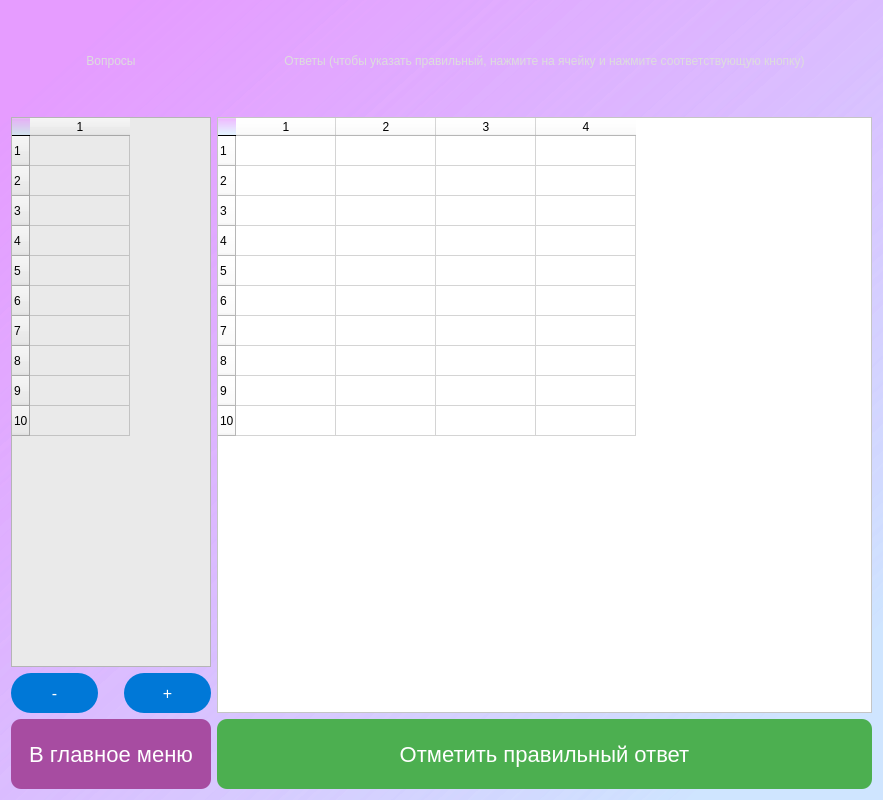
First picture: the form in window/redactwindow.ui, repository TimurOlegovichDev/Quizzy, before the edit.
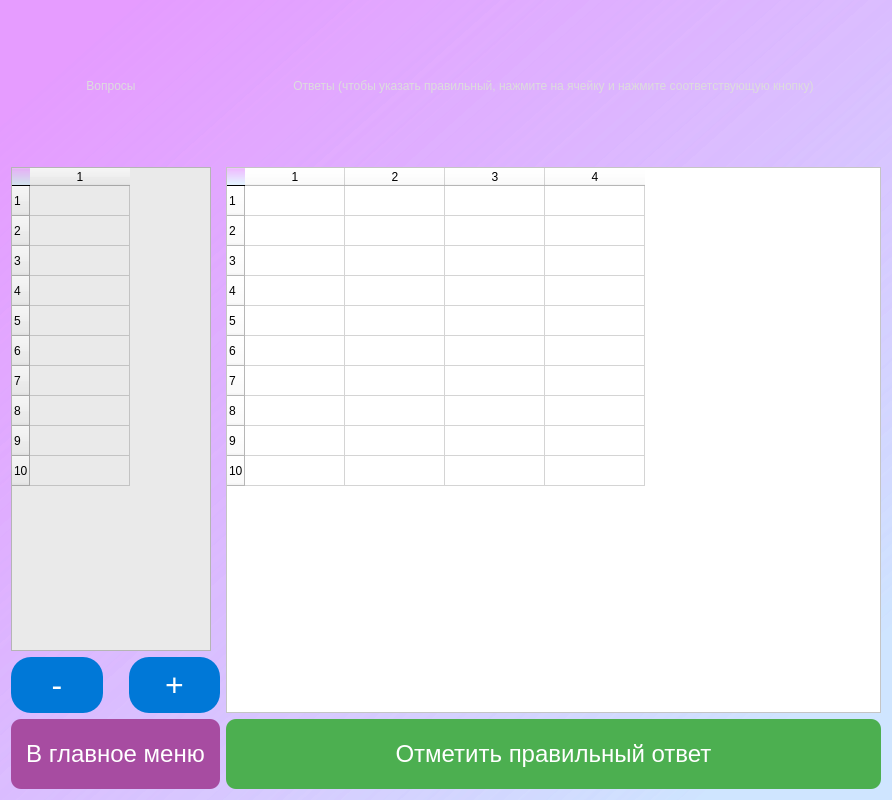
Second picture: the form after the edit. Icons and pictures are not drawn.

```diff
--- a/window/redactwindow.ui
+++ b/window/redactwindow.ui
@@ -6,7 +6,7 @@
    <rect>
     <x>0</x>
     <y>0</y>
-    <width>700</width>
+    <width>883</width>
     <height>800</height>
    </rect>
   </property>
@@ -28,13 +28,13 @@
        <property name="minimumSize">
         <size>
          <width>200</width>
-         <height>100</height>
+         <height>150</height>
         </size>
        </property>
        <property name="maximumSize">
         <size>
          <width>200</width>
-         <height>100</height>
+         <height>150</height>
         </size>
        </property>
        <property name="styleSheet">
@@ -115,7 +115,7 @@
         border: none; /* Убираем границу */
         padding: 10px 15px; /* Отступы внутри кнопки */
         border-radius: 20px; /* Закругленные углы */
-        font-size: 16px; /* Размер шрифта */
+        font-size: 32px; /* Размер шрифта */
     }
 
     QPushButton:hover {
@@ -167,7 +167,7 @@
         border: none; /* Убираем границу */
         padding: 10px 15px; /* Отступы внутри кнопки */
         border-radius: 20px; /* Закругленные углы */
-        font-size: 16px; /* Размер шрифта */
+        font-size: 32px; /* Размер шрифта */
     }
 
     QPushButton:hover {
@@ -205,7 +205,7 @@
         border: none; /* Убираем границу */
         padding: 10px 15px; /* Отступы внутри кнопки */
         border-radius: 10px; /* Закругленные углы */
-        font-size: 22px; /* Размер шрифта */
+        font-size: 24px; /* Размер шрифта */
     }
 
     QPushButton:hover {
@@ -235,13 +235,13 @@
        <property name="minimumSize">
         <size>
          <width>450</width>
-         <height>100</height>
+         <height>150</height>
         </size>
        </property>
        <property name="maximumSize">
         <size>
          <width>16777215</width>
-         <height>100</height>
+         <height>150</height>
         </size>
        </property>
        <property name="styleSheet">
@@ -323,7 +323,7 @@
         border: none; /* Убираем границу */
         padding: 10px 15px; /* Отступы внутри кнопки */
         border-radius: 10px; /* Закругленные углы */
-        font-size: 22px; /* Размер шрифта */
+        font-size: 24px; /* Размер шрифта */
     }
 
     QPushButton:hover {
```
Left out of the diff: 4 changed lines with no effect on the pictures.
